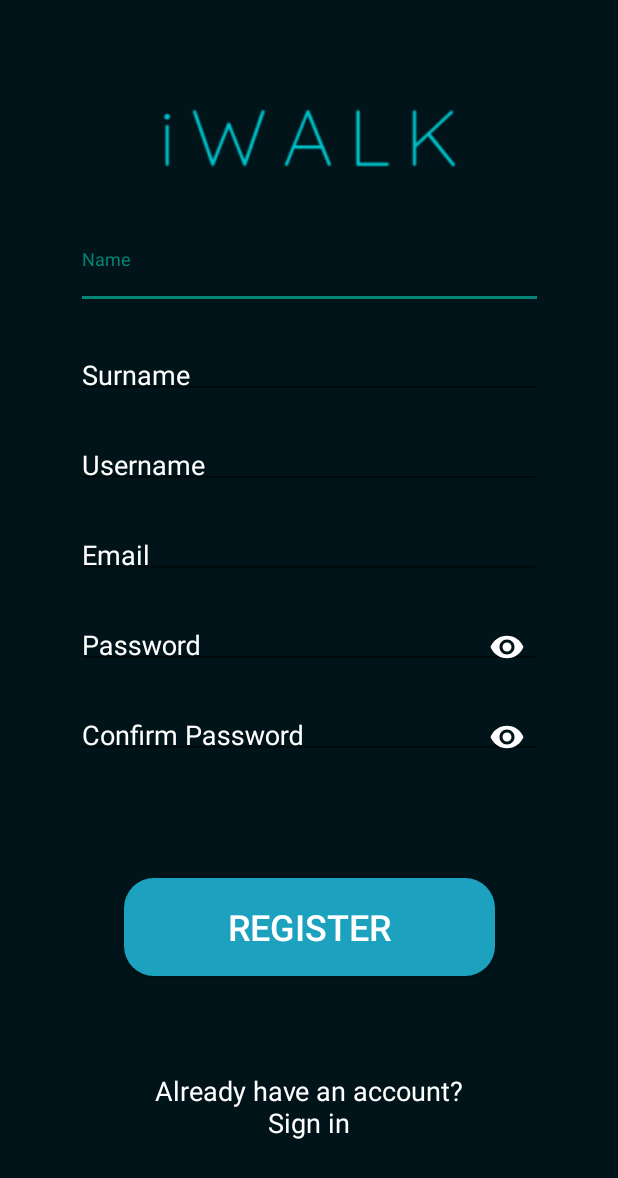
After one commit to MilanDanilovic/iWALK, an Android app: the RegisterActivity screen opened directly, with no data from a screen before it, on a phone screen of 412 x 824 dp. The commit adds this screen. Shown: the top 1178 px of the screen. Run offline under Robolectric (Android 15) with nearby library versions, the phone set to English and light mode, and no system bars; 1 statement that could not run was skipped.

Commit message:
RegisterActivity dodat

```diff
--- a/iWALK/app/src/main/AndroidManifest.xml
+++ b/iWALK/app/src/main/AndroidManifest.xml
@@ -26,6 +26,10 @@
             android:name=".LoginActivity"
             android:label="LoginActivity">
         </activity>
+        <activity
+            android:name=".RegisterActivity"
+            android:label="RegisterActivity">
+        </activity>
     </application>
 
 </manifest>
--- a/iWALK/app/src/main/java/elfak/mosis/iwalk/MainActivity.kt
+++ b/iWALK/app/src/main/java/elfak/mosis/iwalk/MainActivity.kt
@@ -8,16 +8,22 @@ import android.widget.Button
 class MainActivity : AppCompatActivity() {
 
     private lateinit var login : Button
+    private lateinit var register : Button
 
     override fun onCreate(savedInstanceState: Bundle?) {
         super.onCreate(savedInstanceState)
         setContentView(R.layout.activity_main)
 
         login = findViewById(R.id.buttonLogin);
+        register = findViewById(R.id.buttonRegister);
 
         login.setOnClickListener {
             val i: Intent = Intent(this, LoginActivity::class.java)
             startActivity(i)
         }
+        register.setOnClickListener {
+            val i: Intent = Intent(this, RegisterActivity::class.java)
+            startActivity(i)
+        }
     }
 }
--- /dev/null
+++ b/iWALK/app/src/main/java/elfak/mosis/iwalk/RegisterActivity.kt
@@ -0,0 +1,23 @@
+package elfak.mosis.iwalk
+
+import android.content.Intent
+import android.os.Bundle
+import android.widget.Button
+import androidx.appcompat.app.AppCompatActivity
+
+class RegisterActivity : AppCompatActivity() {
+
+    private lateinit var alreadyHaveAccount : Button
+
+    override fun onCreate(savedInstanceState: Bundle?) {
+        super.onCreate(savedInstanceState)
+        setContentView(R.layout.activity_register)
+
+        alreadyHaveAccount = findViewById(R.id.buttonLogin);
+
+        alreadyHaveAccount.setOnClickListener {
+            val i: Intent = Intent(this, LoginActivity::class.java)
+            startActivity(i)
+        }
+    }
+}
--- a/iWALK/app/src/main/res/layout/activity_login.xml
+++ b/iWALK/app/src/main/res/layout/activity_login.xml
@@ -100,8 +100,8 @@
             android:id="@+id/passwordInput"
             android:layout_width="match_parent"
             android:layout_height="wrap_content"
+            android:hint="Password"
             android:inputType="textPassword"
-            android:hint="Password"
             android:textColor="#FFFFFF" />
     </com.google.android.material.textfield.TextInputLayout>
 
--- /dev/null
+++ b/iWALK/app/src/main/res/layout/activity_register.xml
@@ -0,0 +1,210 @@
+<?xml version="1.0" encoding="utf-8"?>
+<androidx.constraintlayout.widget.ConstraintLayout xmlns:android="http://schemas.android.com/apk/res/android"
+    xmlns:app="http://schemas.android.com/apk/res-auto"
+    xmlns:tools="http://schemas.android.com/tools"
+    android:layout_width="match_parent"
+    android:layout_height="match_parent"
+    android:background="#001419"
+    tools:context=".RegisterActivity">
+
+    <com.google.android.material.textfield.TextInputLayout
+        android:id="@+id/textNameInputLayout"
+        android:layout_width="311dp"
+        android:layout_height="40dp"
+        android:layout_marginStart="50dp"
+        android:layout_marginEnd="50dp"
+        android:layout_marginBottom="100dp"
+        android:textColorHint="@color/white"
+        app:boxStrokeColor="@color/white"
+        app:boxStrokeWidth="3dp"
+        app:endIconMode="clear_text"
+        app:endIconTint="@color/white"
+        app:layout_constraintTop_toBottomOf="@+id/iwalkDog"
+        app:layout_constraintBottom_toTopOf="@+id/textSurnameInputLayout"
+        app:layout_constraintEnd_toEndOf="parent"
+        app:layout_constraintStart_toStartOf="parent">
+
+        <com.google.android.material.textfield.TextInputEditText
+            android:id="@+id/nameInput"
+            android:layout_width="match_parent"
+            android:layout_height="wrap_content"
+            android:hint="Name"
+            android:outlineSpotShadowColor="@color/white"
+            android:textColor="#FFFFFF" />
+    </com.google.android.material.textfield.TextInputLayout>
+
+    <com.google.android.material.textfield.TextInputLayout
+        android:id="@+id/textSurnameInputLayout"
+        android:layout_width="311dp"
+        android:layout_height="40dp"
+        android:layout_marginStart="50dp"
+        android:layout_marginTop="20dp"
+        android:layout_marginEnd="50dp"
+        android:layout_marginBottom="120dp"
+        app:endIconTint="@color/white"
+        app:boxStrokeWidth="3dp"
+        app:boxStrokeColor="@color/white"
+        android:textColorHint="@color/white"
+        app:endIconMode="clear_text"
+        app:layout_constraintEnd_toEndOf="parent"
+        app:layout_constraintStart_toStartOf="parent"
+        app:layout_constraintTop_toBottomOf="@+id/textNameInputLayout">
+
+        <com.google.android.material.textfield.TextInputEditText
+            android:id="@+id/surnameInput"
+            android:layout_width="match_parent"
+            android:layout_height="wrap_content"
+            android:hint="Surname"
+            android:textColor="#FFFFFF"
+            android:outlineSpotShadowColor="@color/white"/>
+    </com.google.android.material.textfield.TextInputLayout>
+
+    <com.google.android.material.textfield.TextInputLayout
+        android:id="@+id/textUsernameInputLayout"
+        android:layout_width="311dp"
+        android:layout_height="40dp"
+        android:layout_marginStart="50dp"
+        android:layout_marginTop="20dp"
+        android:layout_marginEnd="50dp"
+        android:layout_marginBottom="120dp"
+        app:endIconTint="@color/white"
+        app:boxStrokeWidth="3dp"
+        app:boxStrokeColor="@color/white"
+        android:textColorHint="@color/white"
+        app:endIconMode="clear_text"
+        app:layout_constraintEnd_toEndOf="parent"
+        app:layout_constraintStart_toStartOf="parent"
+        app:layout_constraintTop_toBottomOf="@+id/textSurnameInputLayout">
+
+        <com.google.android.material.textfield.TextInputEditText
+            android:id="@+id/usernameInput"
+            android:layout_width="match_parent"
+            android:layout_height="wrap_content"
+            android:hint="Username"
+            android:textColor="#FFFFFF"
+            android:outlineSpotShadowColor="@color/white"/>
+    </com.google.android.material.textfield.TextInputLayout>
+
+    <com.google.android.material.textfield.TextInputLayout
+        android:id="@+id/textEmailInputLayout"
+        android:layout_width="311dp"
+        android:layout_height="40dp"
+        android:layout_marginStart="50dp"
+        android:layout_marginTop="20dp"
+        android:layout_marginEnd="50dp"
+        android:layout_marginBottom="120dp"
+        app:endIconTint="@color/white"
+        app:boxStrokeWidth="3dp"
+        app:boxStrokeColor="@color/white"
+        android:textColorHint="@color/white"
+        app:endIconMode="clear_text"
+        app:layout_constraintEnd_toEndOf="parent"
+        app:layout_constraintStart_toStartOf="parent"
+        app:layout_constraintTop_toBottomOf="@+id/textUsernameInputLayout">
+
+        <com.google.android.material.textfield.TextInputEditText
+            android:id="@+id/emailInput"
+            android:layout_width="match_parent"
+            android:layout_height="wrap_content"
+            android:hint="Email"
+            android:textColor="#FFFFFF"
+            android:outlineSpotShadowColor="@color/white"/>
+    </com.google.android.material.textfield.TextInputLayout>
+
+    <com.google.android.material.textfield.TextInputLayout
+        android:id="@+id/textPasswordInputLayout"
+        android:layout_width="311dp"
+        android:layout_height="40dp"
+        android:layout_marginStart="50dp"
+        android:layout_marginTop="20dp"
+        android:layout_marginEnd="50dp"
+        android:layout_marginBottom="50dp"
+        android:textColorHint="@color/white"
+        app:endIconTint="@color/white"
+        app:boxStrokeWidth="3dp"
+        app:boxStrokeColor="@color/white"
+        app:endIconMode="password_toggle"
+        app:layout_constraintEnd_toEndOf="parent"
+        app:layout_constraintStart_toStartOf="parent"
+        app:layout_constraintTop_toBottomOf="@+id/textEmailInputLayout">
+
+        <com.google.android.material.textfield.TextInputEditText
+            android:id="@+id/passwordInput"
+            android:layout_width="match_parent"
+            android:layout_height="wrap_content"
+            android:hint="Password"
+            android:inputType="textPassword"
+            android:textColor="#FFFFFF" />
+    </com.google.android.material.textfield.TextInputLayout>
+
+    <com.google.android.material.textfield.TextInputLayout
+        android:id="@+id/textConfirmPasswordInputLayout"
+        android:layout_width="311dp"
+        android:layout_height="40dp"
+        android:layout_marginStart="50dp"
+        android:layout_marginTop="20dp"
+        android:layout_marginEnd="50dp"
+        android:layout_marginBottom="50dp"
+        android:textColorHint="@color/white"
+        app:endIconTint="@color/white"
+        app:boxStrokeWidth="3dp"
+        app:boxStrokeColor="@color/white"
+        app:endIconMode="password_toggle"
+        app:layout_constraintEnd_toEndOf="parent"
+        app:layout_constraintStart_toStartOf="parent"
+        app:layout_constraintTop_toBottomOf="@+id/textPasswordInputLayout">
+
+        <com.google.android.material.textfield.TextInputEditText
+            android:id="@+id/confirmSasswordInput"
+            android:layout_width="match_parent"
+            android:layout_height="wrap_content"
+            android:hint="Confirm Password"
+            android:inputType="textPassword"
+            android:textColor="#FFFFFF" />
+    </com.google.android.material.textfield.TextInputLayout>
+
+    <ImageView
+        android:id="@+id/iwalkDog"
+        android:layout_width="337dp"
+        android:layout_height="150dp"
+        android:layout_marginStart="37dp"
+        android:layout_marginTop="16dp"
+        android:layout_marginEnd="37dp"
+        app:layout_constraintEnd_toEndOf="parent"
+        app:layout_constraintStart_toStartOf="parent"
+        app:layout_constraintTop_toTopOf="parent"
+        app:srcCompat="@drawable/ic_iwalk" />
+
+    <Button
+        android:id="@+id/buttonRegisterAct"
+        android:layout_width="247dp"
+        android:layout_height="65dp"
+        android:background="@drawable/btn_bg"
+        android:text="Register"
+        android:textColor="#FFFFFF"
+        android:textSize="24sp"
+        android:layout_marginTop="16dp"
+        app:layout_constraintBottom_toTopOf="@+id/alreadyHaveAccount"
+        app:layout_constraintEnd_toEndOf="parent"
+        app:layout_constraintStart_toStartOf="parent"
+        app:layout_constraintTop_toBottomOf="@+id/textConfirmPasswordInputLayout"
+        app:layout_constraintVertical_bias="0.262" />
+
+    <TextView
+        android:id="@+id/alreadyHaveAccount"
+        android:layout_width="match_parent"
+        android:layout_height="wrap_content"
+        android:layout_marginStart="80dp"
+        android:layout_marginEnd="80dp"
+        android:maxLines="2"
+        android:text="Already have an account?   Sign in"
+        android:textAlignment="center"
+        android:textColor="#FFFFFF"
+        android:textSize="18sp"
+        app:layout_constraintBottom_toBottomOf="parent"
+        app:layout_constraintEnd_toEndOf="parent"
+        app:layout_constraintHorizontal_bias="0.0"
+        app:layout_constraintStart_toStartOf="parent"
+        app:layout_constraintTop_toBottomOf="@id/buttonRegisterAct" />
+
+</androidx.constraintlayout.widget.ConstraintLayout>
```
Also changed, not shown: iWALK/app/src/main/res/drawable/ic_iwalk.png (added).
